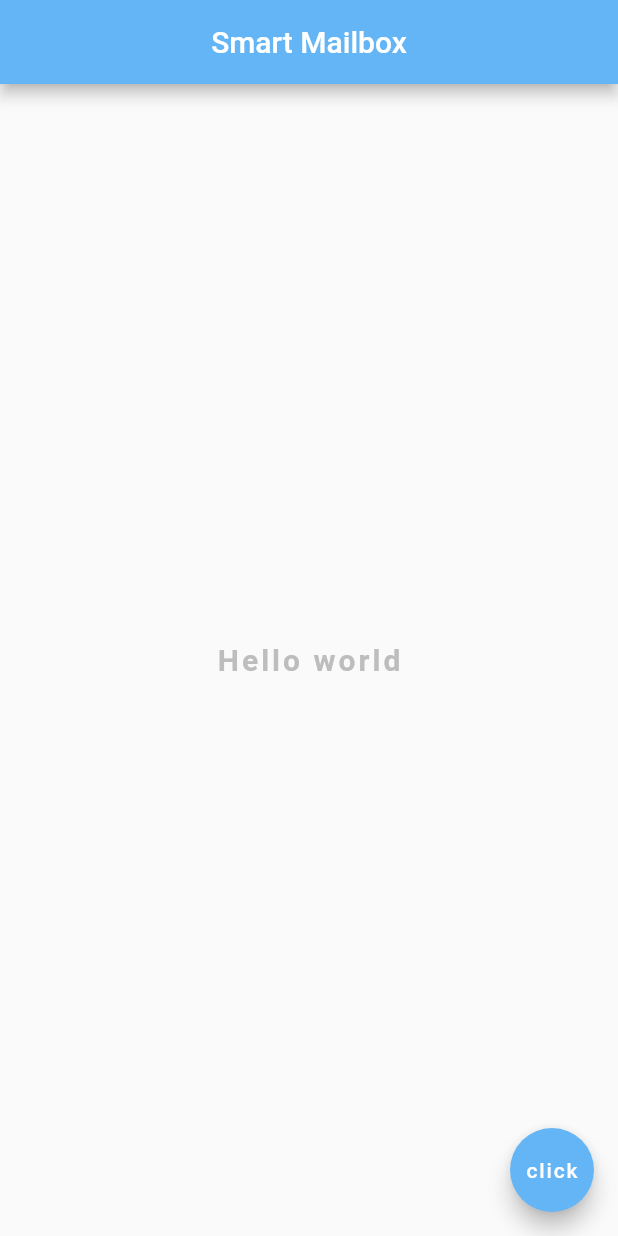
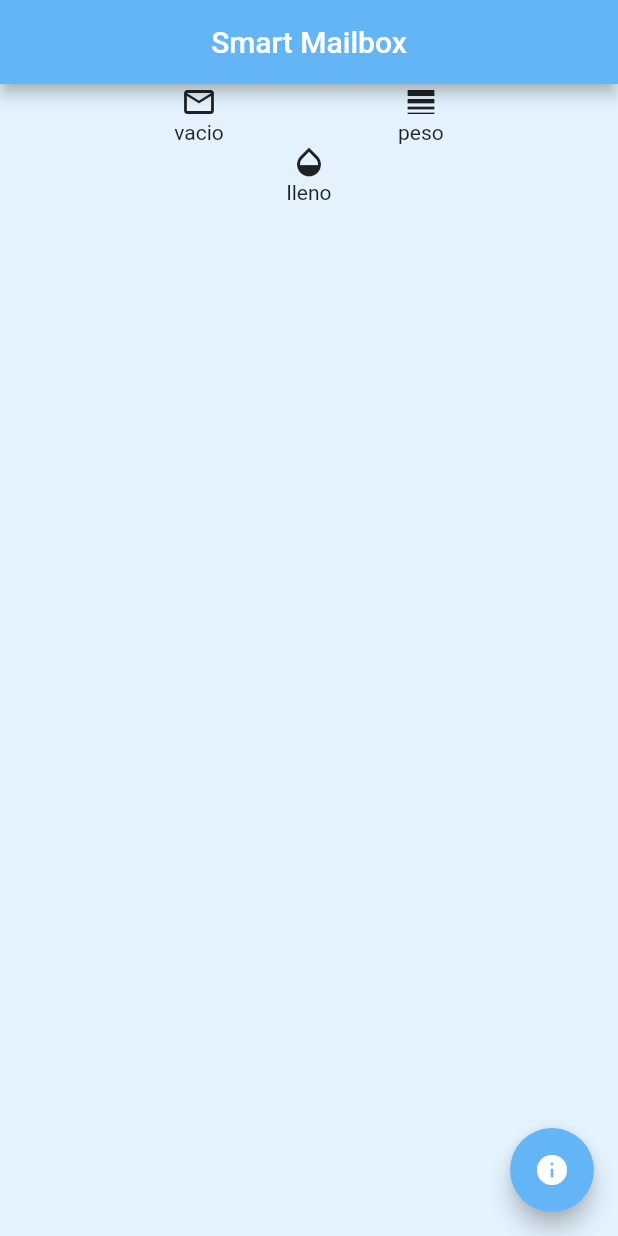
Before and after one commit to Xvimnt/SmartIOTFlutterApp, a Flutter app: the screen it shows after launch, on a phone screen of 412 x 824 dp. Run offline on Flutter 3.47's test engine with Material 2 defaults, Android fonts, the phone set to English and light mode, and no system bars; Roboto replaces fonts that are missing (QuickSand).

Commit message:
added Icons

```diff
--- a/lib/main.dart
+++ b/lib/main.dart
@@ -1,28 +1,57 @@
 import 'package:flutter/material.dart';
 
-void main() => runApp(MaterialApp(
-      home: Scaffold(
+void main() => runApp(MaterialApp(home: Home()));
+
+class Home extends StatelessWidget {
+  @override
+  Widget build(BuildContext context) {
+    return Scaffold(
       appBar: AppBar(
         title: Text('Smart Mailbox'),
         centerTitle: true,
         backgroundColor: Colors.blue[300],
       ),
-        body: Center(
-          child: Text(
-            'Hello world',
-            style: TextStyle(
-              fontSize: 20,
-              fontWeight: FontWeight.bold,
-              letterSpacing: 2,
-              color: Colors.grey[400],
-              fontFamily: 'QuickSand',
+      backgroundColor: Colors.blue[50],
+      body: Column(
+        children: <Widget>[
+          Row(
+            mainAxisAlignment: MainAxisAlignment.spaceEvenly,
+            children: <Widget>[
+              Row(
+                children: <Widget>[
+                  Column(
+                    children: <Widget>[Icon(Icons.mail_outline), Text('vacio')],
+                  )
+                ],
               ),
+              Row(
+                children: <Widget>[
+                  Column(
+                    children: <Widget>[Icon(Icons.line_weight), Text('peso')],
+                  )
+                ],
               ),
+            ],
+          ),
+          Row(
+            mainAxisAlignment: MainAxisAlignment.spaceEvenly,
+            children: <Widget>[
+              Row(
+                children: <Widget>[
+                  Column(
+                    children: <Widget>[Icon(Icons.opacity), Text('lleno')],
+                  )
+                ],
+              ),
+            ],
+          ),
+        ],
       ),
       floatingActionButton: FloatingActionButton(
-          child: Text('click'),
+        child: Icon(Icons.info),
         onPressed: () {},
         backgroundColor: Colors.blue[300],
       ),
-      ),
-    ));
+    );
+  }
+}
```
Lines whose indentation alone changed are shown as unchanged.
